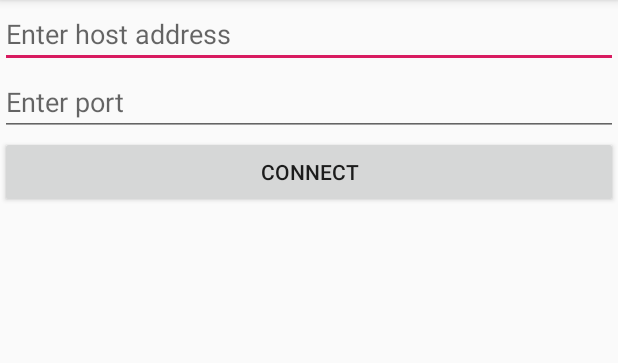
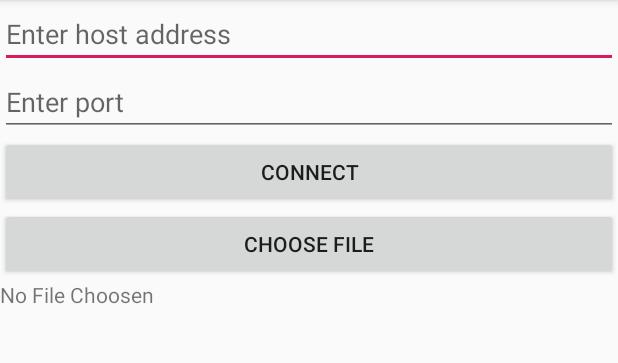
Before and after one commit to JayjeetAtGithub/Air-Drop-Android, an Android app: the screen it shows after launch (MainActivity), on a phone screen of 412 x 824 dp, the part 84-447 px from its top. Run offline under Robolectric (Android 15) with nearby library versions, the phone set to English and light mode, and no system bars.

Commit message:
File Picker feature

```diff
--- a/app/src/main/res/layout/activity_main.xml
+++ b/app/src/main/res/layout/activity_main.xml
@@ -26,4 +26,16 @@
         android:layout_height="wrap_content"
         android:text="Connect"/>
 
+    <Button
+        android:id="@+id/file_picker"
+        android:layout_width="match_parent"
+        android:layout_height="wrap_content"
+        android:text="Choose File"/>
+
+    <TextView
+        android:id="@+id/file_url"
+        android:layout_width="match_parent"
+        android:layout_height="wrap_content"
+        android:text="No File Choosen"/>
+
 </LinearLayout>
```
Also changed, not shown: app/src/main/java/com/pyp2p/jayjeet/pyp2pandroid/MainActivity.java (+61 -8 lines).
